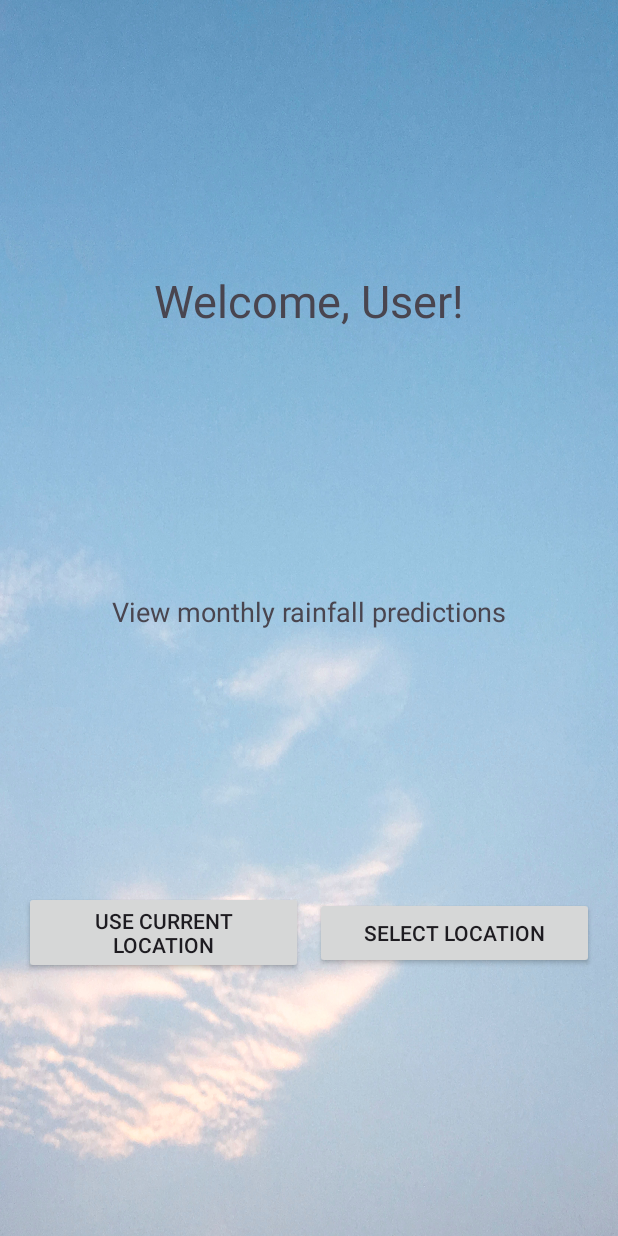
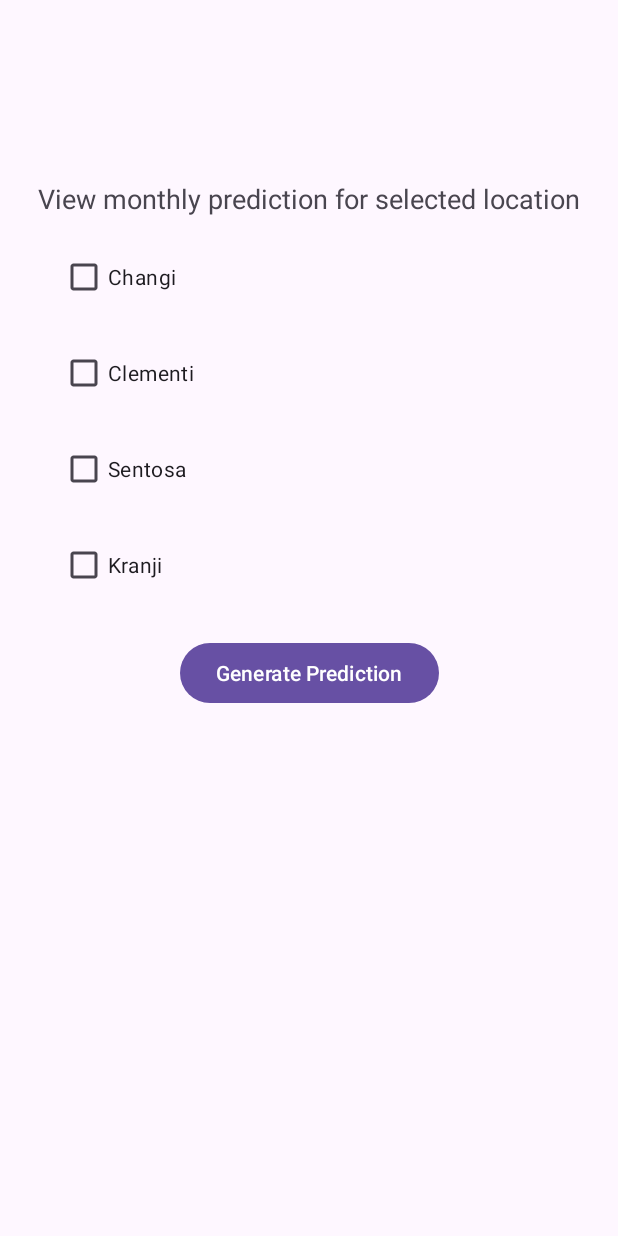
Before and after one commit to izybelly/team3_android, an Android app: the screen it shows after launch (Home before the commit, AllLocationActivity after it), after a tap on "SELECT LOCATION", on a phone screen of 412 x 824 dp. Run offline under Robolectric (Android 15) with nearby library versions, the light colour scheme and no system bars.

Commit message:
Nearest location and all location activities

```diff
--- a/app/src/main/AndroidManifest.xml
+++ b/app/src/main/AndroidManifest.xml
@@ -16,17 +16,20 @@
         android:theme="@style/Theme.AD_Team3"
         tools:targetApi="31">
         <activity
+            android:name=".AllLocationActivity"
+            android:exported="false" />
+        <activity
             android:name=".NearestLocationActivity"
             android:exported="false" />
         <activity
             android:name=".MainActivity"
             android:exported="false" />
-
         <activity
             android:name=".Home"
             android:exported="true">
             <intent-filter>
                 <action android:name="android.intent.action.MAIN" />
+
                 <category android:name="android.intent.category.LAUNCHER" />
             </intent-filter>
         </activity>
--- /dev/null
+++ b/app/src/main/java/com/example/ad_team3/AllLocationActivity.java
@@ -0,0 +1,24 @@
+package com.example.ad_team3;
+
+import androidx.appcompat.app.AppCompatActivity;
+
+import android.os.Bundle;
+import android.view.View;
+import android.widget.Button;
+
+public class AllLocationActivity extends AppCompatActivity {
+
+    @Override
+    protected void onCreate(Bundle savedInstanceState) {
+        super.onCreate(savedInstanceState);
+        setContentView(R.layout.activity_all_location);
+
+        Button submit = findViewById(R.id.submit_allloc);
+        submit.setOnClickListener(new View.OnClickListener() {
+            @Override
+            public void onClick(View view) {
+
+            }
+        });
+    }
+}
--- a/app/src/main/java/com/example/ad_team3/Home.java
+++ b/app/src/main/java/com/example/ad_team3/Home.java
@@ -47,7 +47,8 @@ public class Home extends AppCompatActivity {
         button2.setOnClickListener(new View.OnClickListener() {
             @Override
             public void onClick(View view) {
-
+                Intent intent = new Intent(Home.this, AllLocationActivity.class);
+                startActivity(intent);
             }
         });
     }
--- a/app/src/main/java/com/example/ad_team3/NearestLocationActivity.java
+++ b/app/src/main/java/com/example/ad_team3/NearestLocationActivity.java
@@ -3,6 +3,8 @@ package com.example.ad_team3;
 import androidx.appcompat.app.AppCompatActivity;
 
 import android.os.Bundle;
+import android.view.View;
+import android.widget.Button;
 import android.widget.TextView;
 
 public class NearestLocationActivity extends AppCompatActivity {
@@ -15,5 +17,14 @@ public class NearestLocationActivity extends AppCompatActivity {
         TextView nearestLocationTextView = findViewById(R.id.nearestLocationTextView);
         String nearestLocation = getIntent().getStringExtra("nearestLocation");
         nearestLocationTextView.setText("Your nearest location is: " + nearestLocation);
+
+        Button submit = findViewById(R.id.submit_nearestloc);
+        submit.setOnClickListener(new View.OnClickListener() {
+            @Override
+            public void onClick(View view) {
+
+            }
+        });
+
     }
 }
--- /dev/null
+++ b/app/src/main/res/layout/activity_all_location.xml
@@ -0,0 +1,84 @@
+<?xml version="1.0" encoding="utf-8"?>
+<androidx.constraintlayout.widget.ConstraintLayout
+    xmlns:android="http://schemas.android.com/apk/res/android"
+    xmlns:app="http://schemas.android.com/apk/res-auto"
+    xmlns:tools="http://schemas.android.com/tools"
+    android:layout_width="match_parent"
+    android:layout_height="match_parent"
+    tools:context=".AllLocationActivity">
+
+    <!-- Text View -->
+    <TextView
+        android:id="@+id/textView"
+        android:layout_width="wrap_content"
+        android:layout_height="wrap_content"
+        android:text="View monthly prediction for selected location"
+        android:textSize="18sp"
+        app:layout_constraintTop_toTopOf="parent"
+        app:layout_constraintStart_toStartOf="parent"
+        app:layout_constraintEnd_toEndOf="parent"
+        android:layout_marginTop="120dp" />
+
+    <!-- Checkbox Set 1 -->
+    <CheckBox
+        android:id="@+id/checkbox1"
+        android:layout_width="wrap_content"
+        android:layout_height="wrap_content"
+        android:text="Changi"
+        app:layout_constraintTop_toBottomOf="@+id/textView"
+        app:layout_constraintStart_toStartOf="parent"
+        android:layout_marginTop="16dp"
+        android:layout_marginStart="40dp"
+        />
+
+    <!-- Checkbox Set 2 -->
+    <CheckBox
+        android:id="@+id/checkbox2"
+        android:layout_width="wrap_content"
+        android:layout_height="wrap_content"
+        android:text="Clementi"
+        app:layout_constraintTop_toBottomOf="@+id/checkbox1"
+        app:layout_constraintStart_toStartOf="parent"
+        android:layout_marginTop="16dp"
+        android:layout_marginStart="40dp"
+        />
+
+    <!-- Checkbox Set 3 -->
+    <CheckBox
+        android:id="@+id/checkbox3"
+        android:layout_width="wrap_content"
+        android:layout_height="wrap_content"
+        android:text="Sentosa"
+        app:layout_constraintTop_toBottomOf="@+id/checkbox2"
+        app:layout_constraintStart_toStartOf="parent"
+        android:layout_marginTop="16dp"
+        android:layout_marginStart="40dp"
+        />
+
+    <!-- Checkbox Set 4 -->
+    <CheckBox
+        android:id="@+id/checkbox4"
+        android:layout_width="wrap_content"
+        android:layout_height="wrap_content"
+        android:text="Kranji"
+        app:layout_constraintTop_toBottomOf="@+id/checkbox3"
+        app:layout_constraintStart_toStartOf="parent"
+        android:layout_marginTop="16dp"
+        android:layout_marginStart="40dp"
+        />
+
+    <!-- Button -->
+    <Button
+        android:id="@+id/submit_allloc"
+        android:layout_width="wrap_content"
+        android:layout_height="wrap_content"
+        android:text="Generate Prediction"
+        app:layout_constraintTop_toBottomOf="@+id/checkbox4"
+        app:layout_constraintStart_toStartOf="parent"
+        app:layout_constraintEnd_toEndOf="parent"
+        android:layout_marginTop="24dp"
+        android:layout_marginStart="16dp"
+        android:layout_marginEnd="16dp"
+        />
+
+</androidx.constraintlayout.widget.ConstraintLayout>
--- a/app/src/main/res/layout/activity_home.xml
+++ b/app/src/main/res/layout/activity_home.xml
@@ -36,7 +36,7 @@
     <android.widget.Button
         android:id="@+id/button1"
         android:layout_width="0dp"
-        android:layout_height="wrap_content"
+        android:layout_height="70dp"
         android:text="Use current location"
         app:layout_constraintTop_toBottomOf="@+id/viewRainfallText"
         app:layout_constraintStart_toStartOf="parent"
@@ -49,7 +49,7 @@
     <android.widget.Button
         android:id="@+id/button2"
         android:layout_width="0dp"
-        android:layout_height="wrap_content"
+        android:layout_height="70dp"
         android:text="Select location"
         app:layout_constraintTop_toBottomOf="@+id/viewRainfallText"
         app:layout_constraintStart_toEndOf="@+id/button1"
--- a/app/src/main/res/layout/activity_nearest_location.xml
+++ b/app/src/main/res/layout/activity_nearest_location.xml
@@ -11,7 +11,7 @@
         android:layout_width="wrap_content"
         android:layout_height="wrap_content"
         android:text="Your nearest location is: "
-        android:textSize="18sp"
+        android:textSize="24sp"
         app:layout_constraintTop_toTopOf="parent"
         app:layout_constraintBottom_toTopOf="@+id/predictionTextView"
         app:layout_constraintStart_toStartOf="parent"
@@ -27,16 +27,16 @@
         android:text="View monthly prediction for nearest location"
         android:textSize="18sp"
         app:layout_constraintTop_toBottomOf="@id/nearestLocationTextView"
-        app:layout_constraintBottom_toTopOf="@+id/generateButton"
+        app:layout_constraintBottom_toTopOf="@+id/submit_nearestloc"
         app:layout_constraintStart_toStartOf="parent"
         app:layout_constraintEnd_toEndOf="parent"
         app:layout_constraintVertical_bias="0.5"
         app:layout_constraintHorizontal_bias="0.5"
-        android:layout_marginTop="8dp"
+        android:layout_marginTop="25dp"
         android:layout_marginBottom="8dp" />
 
     <Button
-        android:id="@+id/generateButton"
+        android:id="@+id/submit_nearestloc"
         android:layout_width="wrap_content"
         android:layout_height="wrap_content"
         android:text="Generate prediction"
@@ -45,7 +45,7 @@
         app:layout_constraintEnd_toEndOf="parent"
         app:layout_constraintVertical_bias="0.6"
         app:layout_constraintHorizontal_bias="0.5"
-        android:layout_marginTop="8dp"
+        android:layout_marginTop="25dp"
         android:layout_marginBottom="16dp" />
 
 </androidx.constraintlayout.widget.ConstraintLayout>
```
